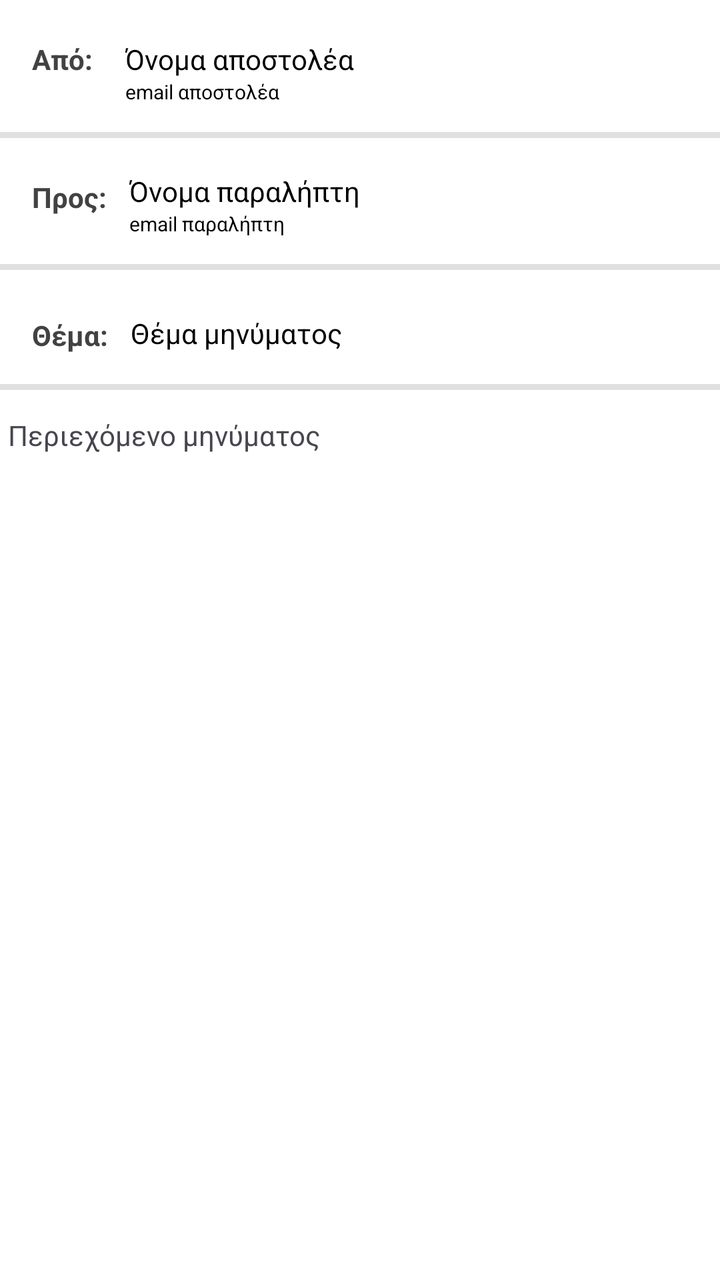
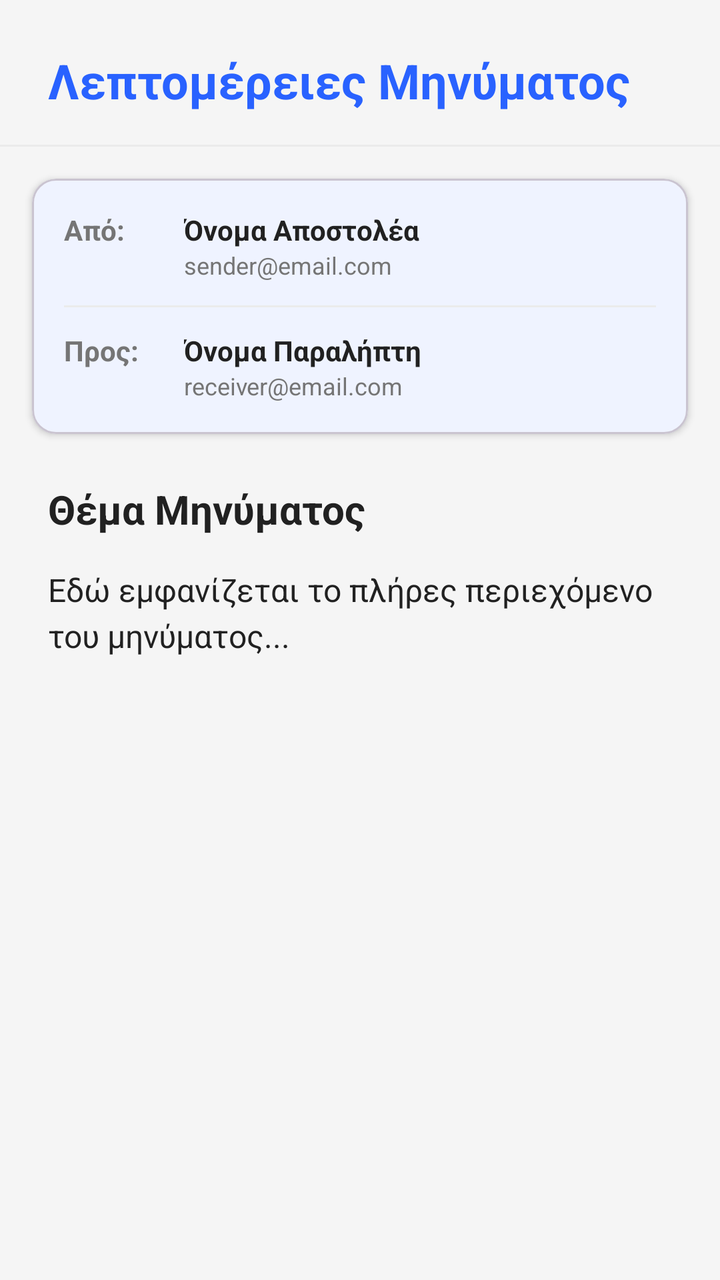

An Android layout rendered at two revisions. The XML below is the earlier revision; the diff shows what the commit changed to produce the second picture.
<!-- AndroidManifest.xml: application theme Theme.Team21 -->
<!-- res/layout/activity_email_details.xml -->
<?xml version="1.0" encoding="utf-8"?>
<androidx.constraintlayout.widget.ConstraintLayout
    xmlns:android="http://schemas.android.com/apk/res/android"
    xmlns:tools="http://schemas.android.com/tools"
    xmlns:app="http://schemas.android.com/apk/res-auto"
    android:id="@+id/EmailDetails"
    android:layout_width="match_parent"
    android:layout_height="match_parent"
    tools:context=".view.contact.EmailDetailsActivity">

    <TextView
        android:id="@+id/txtEmailFrom2"
        android:layout_width="wrap_content"
        android:layout_height="wrap_content"
        android:layout_marginStart="16dp"
        android:layout_marginTop="55dp"
        android:text="Από: "
        android:textColor="#424242"
        android:textStyle="bold"
        app:layout_constraintStart_toStartOf="parent"
        app:layout_constraintTop_toTopOf="parent" />

    <TextView
        android:id="@+id/txtEmailSenderName2"
        android:layout_width="wrap_content"
        android:layout_height="wrap_content"
        android:layout_marginStart="13dp"
        android:layout_marginTop="55dp"
        android:text="Όνομα αποστολέα"
        android:textColor="#000000"
        app:layout_constraintStart_toEndOf="@+id/txtEmailDetailsFrom"
        app:layout_constraintTop_toTopOf="parent" />

    <TextView
        android:id="@+id/txtEmailSenderEmail2"
        android:layout_width="wrap_content"
        android:layout_height="13dp"
        android:layout_marginStart="13dp"
        android:text="email αποστολέα"
        android:textColor="#000000"
        android:textSize="10sp"
        app:layout_constraintStart_toEndOf="@+id/txtEmailDetailsFrom"
        app:layout_constraintTop_toBottomOf="@+id/txtEmailDetailsSenderName" />

    <View
        android:id="@+id/view4"
        android:layout_width="wrap_content"
        android:layout_height="3dp"
        android:layout_marginTop="14dp"
        android:background="#E0E0E0"
        app:layout_constraintTop_toBottomOf="@+id/txtEmailDetailsSenderEmail"
        tools:layout_editor_absoluteX="0dp" />

    <EditText
        android:id="@+id/edtEmailReceiver2"
        android:layout_width="335dp"
        android:layout_height="38dp"
        android:layout_marginStart="13dp"
        android:layout_marginTop="27dp"
        android:ems="10"
        android:hint="Διεύθυνση παραλήπτη"
        android:inputType="text"
        android:textColor="#000000"
        android:textSize="14sp"
        app:layout_constraintStart_toEndOf="@+id/txtEmailDetailsReceiver"
        app:layout_constraintTop_toBottomOf="@+id/txtEmailDetailsSenderEmail" />

    <TextView
        android:id="@+id/txtEmailReceiver2"
        android:layout_width="wrap_content"
        android:layout_height="wrap_content"
        android:layout_marginStart="16dp"
        android:layout_marginTop="50dp"
        android:text="Προς: "
        android:textColor="#424242"
        android:textStyle="bold"
        app:layout_constraintStart_toStartOf="parent"
        app:layout_constraintTop_toBottomOf="@+id/txtEmailDetailsFrom" />

    <View
        android:id="@+id/view5"
        android:layout_width="wrap_content"
        android:layout_height="3dp"
        android:layout_marginTop="14dp"
        android:background="#E0E0E0"
        app:layout_constraintTop_toBottomOf="@+id/edtEmailDetailsReceiver"
        tools:layout_editor_absoluteX="0dp" />

    <TextView
        android:id="@+id/txtEmailSendSubject2"
        android:layout_width="wrap_content"
        android:layout_height="wrap_content"
        android:layout_marginStart="16dp"
        android:layout_marginTop="50dp"
        android:text="Θέμα: "
        android:textColor="#424242"
        android:textStyle="bold"
        app:layout_constraintStart_toStartOf="parent"
        app:layout_constraintTop_toBottomOf="@+id/txtEmailDetailsReceiver" />

    <EditText
        android:id="@+id/edtEmailSubject2"
        android:layout_width="335dp"
        android:layout_height="38dp"
        android:layout_marginStart="13dp"
        android:layout_marginTop="27dp"
        android:ems="10"
        android:hint="Θέμα μηνύματος"
        android:inputType="text"
        android:textColor="#000000"
        android:textSize="14sp"
        app:layout_constraintStart_toEndOf="@+id/txtEmailDetailsEmailSubject"
        app:layout_constraintTop_toBottomOf="@+id/edtEmailDetailsReceiver" />

    <EditText
        android:id="@+id/edtEmailBody2"
        android:layout_width="400dp"
        android:layout_height="wrap_content"
        android:layout_marginTop="8dp"
        android:background="@null"
        android:ems="10"
        android:gravity="start|top"
        android:hint="Συμπληρώστε το μήνυμα"
        android:inputType="textMultiLine"
        android:textColor="#000000"
        android:textSize="16sp"
        app:layout_constraintEnd_toEndOf="parent"
        app:layout_constraintStart_toStartOf="@+id/textInputLayout"
        app:layout_constraintTop_toBottomOf="@+id/view3EmailDetails" />

    <androidx.constraintlayout.widget.ConstraintLayout
        android:id="@+id/viewEmailCompsition"
        android:layout_width="match_parent"
        android:layout_height="match_parent"
        android:background="#FFFFFF"
        tools:context=".view.user.EmailCompositionActivity"
        tools:layout_editor_absoluteX="16dp"
        tools:layout_editor_absoluteY="-16dp">

        <TextView
            android:id="@+id/txtEmailDetailsFrom"
            android:layout_width="wrap_content"
            android:layout_height="wrap_content"
            android:layout_marginStart="16dp"
            android:layout_marginTop="20dp"
            android:text="Από: "
            android:textColor="#424242"
            android:textStyle="bold"
            app:layout_constraintStart_toStartOf="parent"
            app:layout_constraintTop_toTopOf="parent" />

        <TextView
            android:id="@+id/txtEmailDetailsReceiver"
            android:layout_width="wrap_content"
            android:layout_height="wrap_content"
            android:layout_marginStart="16dp"
            android:layout_marginTop="50dp"
            android:text="Προς: "
            android:textColor="#424242"
            android:textStyle="bold"
            app:layout_constraintStart_toStartOf="parent"
            app:layout_constraintTop_toBottomOf="@+id/txtEmailDetailsFrom" />

        <TextView
            android:id="@+id/txtEmailDetailsEmailSubject"
            android:layout_width="wrap_content"
            android:layout_height="wrap_content"
            android:layout_marginStart="16dp"
            android:layout_marginTop="50dp"
            android:text="Θέμα: "
            android:textColor="#424242"
            android:textStyle="bold"
            app:layout_constraintStart_toStartOf="parent"
            app:layout_constraintTop_toBottomOf="@+id/txtEmailDetailsReceiver" />

        <TextView
            android:id="@+id/txtEmailDetailsSenderName"
            android:layout_width="wrap_content"
            android:layout_height="wrap_content"
            android:layout_marginStart="13dp"
            android:layout_marginTop="20dp"
            android:text="Όνομα αποστολέα"
            android:textColor="#000000"
            app:layout_constraintStart_toEndOf="@+id/txtEmailDetailsFrom"
            app:layout_constraintTop_toTopOf="parent" />

        <TextView
            android:id="@+id/txtEmailDetailsReceiverName"
            android:layout_width="wrap_content"
            android:layout_height="wrap_content"
            android:layout_marginStart="8dp"
            android:layout_marginTop="17dp"
            android:text="Όνομα παραλήπτη"
            android:textColor="#000000"
            app:layout_constraintStart_toEndOf="@+id/txtEmailDetailsReceiver"
            app:layout_constraintTop_toBottomOf="@+id/viewEmailDetails" />

        <TextView
            android:id="@+id/txtEmailDetailsEmailSubjectValue"
            android:layout_width="wrap_content"
            android:layout_height="wrap_content"
            android:layout_marginStart="8dp"
            android:layout_marginTop="22dp"
            android:text="Θέμα μηνύματος"
            android:textColor="#000000"
            app:layout_constraintStart_toEndOf="@+id/txtEmailDetailsEmailSubject"
            app:layout_constraintTop_toBottomOf="@+id/view2EmailDetails" />

        <TextView
            android:id="@+id/txtEmailDetailsSenderEmail"
            android:layout_width="wrap_content"
            android:layout_height="13dp"
            android:layout_marginStart="13dp"
            android:text="email αποστολέα"
            android:textColor="#000000"
            android:textSize="10sp"
            app:layout_constraintStart_toEndOf="@+id/txtEmailDetailsFrom"
            app:layout_constraintTop_toBottomOf="@+id/txtEmailDetailsSenderName" />

        <TextView
            android:id="@+id/txtEmailDetailsReceiverEmail"
            android:layout_width="wrap_content"
            android:layout_height="13dp"
            android:layout_marginStart="8dp"
            android:text="email παραλήπτη"
            android:textColor="#000000"
            android:textSize="10sp"
            app:layout_constraintStart_toEndOf="@+id/txtEmailDetailsReceiver"
            app:layout_constraintTop_toBottomOf="@+id/txtEmailDetailsReceiverName" />

        <View
            android:id="@+id/viewEmailDetails"
            android:layout_width="wrap_content"
            android:layout_height="3dp"
            android:layout_marginTop="14dp"
            android:background="#E0E0E0"
            app:layout_constraintTop_toBottomOf="@+id/txtEmailDetailsSenderEmail"
            tools:layout_editor_absoluteX="0dp" />

        <View
            android:id="@+id/view2EmailDetails"
            android:layout_width="wrap_content"
            android:layout_height="3dp"
            android:layout_marginTop="14dp"
            android:background="#E0E0E0"
            app:layout_constraintTop_toBottomOf="@+id/txtEmailDetailsReceiverEmail"
            tools:layout_editor_absoluteX="0dp" />

        <View
            android:id="@+id/view3EmailDetails"
            android:layout_width="wrap_content"
            android:layout_height="3dp"
            android:layout_marginTop="16dp"
            android:background="#E0E0E0"
            app:layout_constraintTop_toBottomOf="@+id/txtEmailDetailsEmailSubjectValue"
            tools:layout_editor_absoluteX="0dp" />

        <com.google.android.material.textfield.TextInputLayout
            android:id="@+id/textInputLayout"
            android:layout_width="409dp"
            android:layout_height="wrap_content"
            tools:layout_editor_absoluteX="1dp"
            tools:layout_editor_absoluteY="449dp" />

        <TextView
            android:id="@+id/txtEmailDetailsEmailBody"
            android:layout_width="wrap_content"
            android:layout_height="wrap_content"
            android:layout_marginStart="4dp"
            android:layout_marginTop="13dp"
            android:text="Περιεχόμενο μηνύματος"
            app:layout_constraintStart_toStartOf="parent"
            app:layout_constraintTop_toBottomOf="@+id/view3EmailDetails" />

    </androidx.constraintlayout.widget.ConstraintLayout>
</androidx.constraintlayout.widget.ConstraintLayout>
<!-- resources referenced by this layout -->
<resources>
  <style name="Theme.Team21" parent="Base.Theme.Team21" />
  <style name="Base.Theme.Team21" parent="Theme.Material3.DayNight.NoActionBar">
  
          
          <item name="android:windowBackground">@color/bg_light</item>
          <item name="colorSurface">@color/card_light</item>
          <item name="colorSurfaceVariant">@color/input_bg_light</item>
  
          
          <item name="colorOnSurface">@color/text_dark</item>
          <item name="colorOnSurfaceVariant">@color/text_muted_light</item>
  
          <item name="colorOnPrimary">@color/white</item>
  
          
          <item name="colorPrimary">@color/eshop_primary</item>
          <item name="colorSecondary">@color/eshop_accent</item>
  
          <item name="colorError">@color/error_red_light</item>
  
          
          <item name="android:statusBarColor">@color/bg_light</item>
          <item name="android:windowLightStatusBar">true</item>
  
          
          <item name="colorFilterActive">@color/filter_active_light</item>
          <item name="colorFilterUnselected">@color/filter_bg_unselected_light</item>
  
          
          <item name="colorMenuButton">@color/teal_menu_light</item>
      </style>
  <color name="bg_light">#F5F5F5</color>
  <color name="card_light">#FFFFFF</color>
  <color name="input_bg_light">#EBEBEB</color>
  <color name="text_dark">#212121</color>
  <color name="text_muted_light">#757575</color>
  <color name="white">#FFFFFFFF</color>
  <color name="eshop_primary">#2962FF</color>
  <color name="eshop_accent">#FF6D00</color>
  <color name="error_red_light">#D32F2F</color>
  <color name="filter_active_light">#2962FF</color>
  <color name="filter_bg_unselected_light">#E0E0E0</color>
  <color name="teal_menu_light">#009688</color>
</resources>

<!-- the commit's change to res/layout/activity_email_details.xml (unified diff, before → after) -->
@@ -1,276 +1,163 @@
 <?xml version="1.0" encoding="utf-8"?>
-<androidx.constraintlayout.widget.ConstraintLayout
-    xmlns:android="http://schemas.android.com/apk/res/android"
+<androidx.constraintlayout.widget.ConstraintLayout xmlns:android="http://schemas.android.com/apk/res/android"
+    xmlns:app="http://schemas.android.com/apk/res-auto"
     xmlns:tools="http://schemas.android.com/tools"
-    xmlns:app="http://schemas.android.com/apk/res-auto"
     android:id="@+id/EmailDetails"
     android:layout_width="match_parent"
     android:layout_height="match_parent"
-    tools:context=".view.contact.EmailDetailsActivity">
+    android:background="?android:attr/windowBackground"
+    tools:context=".view.contact.emailDetails.EmailDetailsActivity">
 
+    
     <TextView
-        android:id="@+id/txtEmailFrom2"
-        android:layout_width="wrap_content"
+        android:id="@+id/txtEmailDetailsHeader"
+        android:layout_width="match_parent"
         android:layout_height="wrap_content"
-        android:layout_marginStart="16dp"
-        android:layout_marginTop="55dp"
-        android:text="Από: "
-        android:textColor="#424242"
+        android:layout_marginTop="24dp"
+        android:paddingHorizontal="24dp"
+        android:text="Λεπτομέρειες Μηνύματος"
+        android:textColor="?attr/colorPrimary"
+        android:textSize="24sp"
         android:textStyle="bold"
-        app:layout_constraintStart_toStartOf="parent"
         app:layout_constraintTop_toTopOf="parent" />
 
+    <View
+        android:id="@+id/headerDivider"
+        android:layout_width="match_parent"
+        android:layout_height="1dp"
+        android:layout_marginTop="16dp"
+        android:background="?attr/colorSurfaceVariant"
+        app:layout_constraintTop_toBottomOf="@+id/txtEmailDetailsHeader" />
+
+    
+    <com.google.android.material.card.MaterialCardView
+        android:id="@+id/cardEmailMeta"
+        android:layout_width="match_parent"
+        android:layout_height="wrap_content"
+        android:layout_marginHorizontal="16dp"
+        android:layout_marginTop="16dp"
+        app:cardBackgroundColor="?attr/colorSurface"
+        app:cardCornerRadius="12dp"
+        app:cardElevation="2dp"
+        app:layout_constraintTop_toBottomOf="@+id/headerDivider">
+
+        <LinearLayout
+            android:layout_width="match_parent"
+            android:layout_height="wrap_content"
+            android:orientation="vertical"
+            android:padding="16dp">
+
+            
+            <LinearLayout
+                android:layout_width="match_parent"
+                android:layout_height="wrap_content"
+                android:orientation="horizontal">
+
+                <TextView
+                    android:layout_width="60dp"
+                    android:layout_height="wrap_content"
+                    android:text="Από:"
+                    android:textColor="?attr/colorOnSurfaceVariant"
+                    android:textStyle="bold" />
+
+                <LinearLayout
+                    android:layout_width="match_parent"
+                    android:layout_height="wrap_content"
+                    android:orientation="vertical">
+
+                    <TextView
+                        android:id="@+id/txtEmailDetailsSenderName"
+                        android:layout_width="wrap_content"
+                        android:layout_height="wrap_content"
+                        android:text="Όνομα Αποστολέα"
+                        android:textColor="?attr/colorOnSurface"
+                        android:textStyle="bold" />
+
+                    <TextView
+                        android:id="@+id/txtEmailDetailsSenderEmail"
+                        android:layout_width="wrap_content"
+                        android:layout_height="wrap_content"
+                        android:text="sender@email.com"
+                        android:textColor="?attr/colorOnSurfaceVariant"
+                        android:textSize="12sp" />
+                </LinearLayout>
+            </LinearLayout>
+
+            <View
+                android:layout_width="match_parent"
+                android:layout_height="1dp"
+                android:layout_marginVertical="12dp"
+                android:background="?attr/colorSurfaceVariant" />
+
+            
+            <LinearLayout
+                android:layout_width="match_parent"
+                android:layout_height="wrap_content"
+                android:orientation="horizontal">
+
+                <TextView
+                    android:layout_width="60dp"
+                    android:layout_height="wrap_content"
+                    android:text="Προς:"
+                    android:textColor="?attr/colorOnSurfaceVariant"
+                    android:textStyle="bold" />
+
+                <LinearLayout
+                    android:layout_width="match_parent"
+                    android:layout_height="wrap_content"
+                    android:orientation="vertical">
+
+                    <TextView
+                        android:id="@+id/txtEmailDetailsReceiverName"
+                        android:layout_width="wrap_content"
+                        android:layout_height="wrap_content"
+                        android:text="Όνομα Παραλήπτη"
+                        android:textColor="?attr/colorOnSurface"
+                        android:textStyle="bold" />
+
+                    <TextView
+                        android:id="@+id/txtEmailDetailsReceiverEmail"
+                        android:layout_width="wrap_content"
+                        android:layout_height="wrap_content"
+                        android:text="receiver@email.com"
+                        android:textColor="?attr/colorOnSurfaceVariant"
+                        android:textSize="12sp" />
+                </LinearLayout>
+            </LinearLayout>
+
+        </LinearLayout>
+    </com.google.android.material.card.MaterialCardView>
+
+    
     <TextView
-        android:id="@+id/txtEmailSenderName2"
-        android:layout_width="wrap_content"
+        android:id="@+id/txtEmailDetailsEmailSubjectValue"
+        android:layout_width="match_parent"
         android:layout_height="wrap_content"
-        android:layout_marginStart="13dp"
-        android:layout_marginTop="55dp"
-        android:text="Όνομα αποστολέα"
-        android:textColor="#000000"
-        app:layout_constraintStart_toEndOf="@+id/txtEmailDetailsFrom"
-        app:layout_constraintTop_toTopOf="parent" />
+        android:layout_marginHorizontal="24dp"
+        android:layout_marginTop="24dp"
+        android:text="Θέμα Μηνύματος"
+        android:textColor="?attr/colorOnSurface"
+        android:textSize="20sp"
+        android:textStyle="bold"
+        app:layout_constraintTop_toBottomOf="@+id/cardEmailMeta" />
 
-    <TextView
-        android:id="@+id/txtEmailSenderEmail2"
-        android:layout_width="wrap_content"
-        android:layout_height="13dp"
-        android:layout_marginStart="13dp"
-        android:text="email αποστολέα"
-        android:textColor="#000000"
-        android:textSize="10sp"
-        app:layout_constraintStart_toEndOf="@+id/txtEmailDetailsFrom"
-        app:layout_constraintTop_toBottomOf="@+id/txtEmailDetailsSenderName" />
-
-    <View
-        android:id="@+id/view4"
-        android:layout_width="wrap_content"
-        android:layout_height="3dp"
-        android:layout_marginTop="14dp"
-        android:background="#E0E0E0"
-        app:layout_constraintTop_toBottomOf="@+id/txtEmailDetailsSenderEmail"
-        tools:layout_editor_absoluteX="0dp" />
-
-    <EditText
-        android:id="@+id/edtEmailReceiver2"
-        android:layout_width="335dp"
-        android:layout_height="38dp"
-        android:layout_marginStart="13dp"
-        android:layout_marginTop="27dp"
-        android:ems="10"
-        android:hint="Διεύθυνση παραλήπτη"
-        android:inputType="text"
-        android:textColor="#000000"
-        android:textSize="14sp"
-        app:layout_constraintStart_toEndOf="@+id/txtEmailDetailsReceiver"
-        app:layout_constraintTop_toBottomOf="@+id/txtEmailDetailsSenderEmail" />
-
-    <TextView
-        android:id="@+id/txtEmailReceiver2"
-        android:layout_width="wrap_content"
-        android:layout_height="wrap_content"
-        android:layout_marginStart="16dp"
-        android:layout_marginTop="50dp"
-        android:text="Προς: "
-        android:textColor="#424242"
-        android:textStyle="bold"
-        app:layout_constraintStart_toStartOf="parent"
-        app:layout_constraintTop_toBottomOf="@+id/txtEmailDetailsFrom" />
-
-    <View
-        android:id="@+id/view5"
-        android:layout_width="wrap_content"
-        android:layout_height="3dp"
-        android:layout_marginTop="14dp"
-        android:background="#E0E0E0"
-        app:layout_constraintTop_toBottomOf="@+id/edtEmailDetailsReceiver"
-        tools:layout_editor_absoluteX="0dp" />
-
-    <TextView
-        android:id="@+id/txtEmailSendSubject2"
-        android:layout_width="wrap_content"
-        android:layout_height="wrap_content"
-        android:layout_marginStart="16dp"
-        android:layout_marginTop="50dp"
-        android:text="Θέμα: "
-        android:textColor="#424242"
-        android:textStyle="bold"
-        app:layout_constraintStart_toStartOf="parent"
-        app:layout_constraintTop_toBottomOf="@+id/txtEmailDetailsReceiver" />
-
-    <EditText
-        android:id="@+id/edtEmailSubject2"
-        android:layout_width="335dp"
-        android:layout_height="38dp"
-        android:layout_marginStart="13dp"
-        android:layout_marginTop="27dp"
-        android:ems="10"
-        android:hint="Θέμα μηνύματος"
-        android:inputType="text"
-        android:textColor="#000000"
-        android:textSize="14sp"
-        app:layout_constraintStart_toEndOf="@+id/txtEmailDetailsEmailSubject"
-        app:layout_constraintTop_toBottomOf="@+id/edtEmailDetailsReceiver" />
-
-    <EditText
-        android:id="@+id/edtEmailBody2"
-        android:layout_width="400dp"
-        android:layout_height="wrap_content"
-        android:layout_marginTop="8dp"
-        android:background="@null"
-        android:ems="10"
-        android:gravity="start|top"
-        android:hint="Συμπληρώστε το μήνυμα"
-        android:inputType="textMultiLine"
-        android:textColor="#000000"
-        android:textSize="16sp"
-        app:layout_constraintEnd_toEndOf="parent"
-        app:layout_constraintStart_toStartOf="@+id/textInputLayout"
-        app:layout_constraintTop_toBottomOf="@+id/view3EmailDetails" />
-
-    <androidx.constraintlayout.widget.ConstraintLayout
-        android:id="@+id/viewEmailCompsition"
+    <ScrollView
         android:layout_width="match_parent"
-        android:layout_height="match_parent"
-        android:background="#FFFFFF"
-        tools:context=".view.user.EmailCompositionActivity"
-        tools:layout_editor_absoluteX="16dp"
-        tools:layout_editor_absoluteY="-16dp">
-
-        <TextView
-            android:id="@+id/txtEmailDetailsFrom"
-            android:layout_width="wrap_content"
-            android:layout_height="wrap_content"
-            android:layout_marginStart="16dp"
-            android:layout_marginTop="20dp"
-            android:text="Από: "
-            android:textColor="#424242"
-            android:textStyle="bold"
-            app:layout_constraintStart_toStartOf="parent"
-            app:layout_constraintTop_toTopOf="parent" />
-
-        <TextView
-            android:id="@+id/txtEmailDetailsReceiver"
-            android:layout_width="wrap_content"
-            android:layout_height="wrap_content"
-            android:layout_marginStart="16dp"
-            android:layout_marginTop="50dp"
-            android:text="Προς: "
-            android:textColor="#424242"
-            android:textStyle="bold"
-            app:layout_constraintStart_toStartOf="parent"
-            app:layout_constraintTop_toBottomOf="@+id/txtEmailDetailsFrom" />
-
-        <TextView
-            android:id="@+id/txtEmailDetailsEmailSubject"
-            android:layout_width="wrap_content"
-            android:layout_height="wrap_content"
-            android:layout_marginStart="16dp"
-            android:layout_marginTop="50dp"
-            android:text="Θέμα: "
-            android:textColor="#424242"
-            android:textStyle="bold"
-            app:layout_constraintStart_toStartOf="parent"
-            app:layout_constraintTop_toBottomOf="@+id/txtEmailDetailsReceiver" />
-
-        <TextView
-            android:id="@+id/txtEmailDetailsSenderName"
-            android:layout_width="wrap_content"
-            android:layout_height="wrap_content"
-            android:layout_marginStart="13dp"
-            android:layout_marginTop="20dp"
-            android:text="Όνομα αποστολέα"
-            android:textColor="#000000"
-            app:layout_constraintStart_toEndOf="@+id/txtEmailDetailsFrom"
-            app:layout_constraintTop_toTopOf="parent" />
-
-        <TextView
-            android:id="@+id/txtEmailDetailsReceiverName"
-            android:layout_width="wrap_content"
-            android:layout_height="wrap_content"
-            android:layout_marginStart="8dp"
-            android:layout_marginTop="17dp"
-            android:text="Όνομα παραλήπτη"
-            android:textColor="#000000"
-            app:layout_constraintStart_toEndOf="@+id/txtEmailDetailsReceiver"
-            app:layout_constraintTop_toBottomOf="@+id/viewEmailDetails" />
-
-        <TextView
-            android:id="@+id/txtEmailDetailsEmailSubjectValue"
-            android:layout_width="wrap_content"
-            android:layout_height="wrap_content"
-            android:layout_marginStart="8dp"
-            android:layout_marginTop="22dp"
-            android:text="Θέμα μηνύματος"
-            android:textColor="#000000"
-            app:layout_constraintStart_toEndOf="@+id/txtEmailDetailsEmailSubject"
-            app:layout_constraintTop_toBottomOf="@+id/view2EmailDetails" />
-
-        <TextView
-            android:id="@+id/txtEmailDetailsSenderEmail"
-            android:layout_width="wrap_content"
-            android:layout_height="13dp"
-            android:layout_marginStart="13dp"
-            android:text="email αποστολέα"
-            android:textColor="#000000"
-            android:textSize="10sp"
-            app:layout_constraintStart_toEndOf="@+id/txtEmailDetailsFrom"
-            app:layout_constraintTop_toBottomOf="@+id/txtEmailDetailsSenderName" />
-
-        <TextView
-            android:id="@+id/txtEmailDetailsReceiverEmail"
-            android:layout_width="wrap_content"
-            android:layout_height="13dp"
-            android:layout_marginStart="8dp"
-            android:text="email παραλήπτη"
-            android:textColor="#000000"
-            android:textSize="10sp"
-            app:layout_constraintStart_toEndOf="@+id/txtEmailDetailsReceiver"
-            app:layout_constraintTop_toBottomOf="@+id/txtEmailDetailsReceiverName" />
-
-        <View
-            android:id="@+id/viewEmailDetails"
-            android:layout_width="wrap_content"
-            android:layout_height="3dp"
-            android:layout_marginTop="14dp"
-            android:background="#E0E0E0"
-            app:layout_constraintTop_toBottomOf="@+id/txtEmailDetailsSenderEmail"
-            tools:layout_editor_absoluteX="0dp" />
-
-        <View
-            android:id="@+id/view2EmailDetails"
-            android:layout_width="wrap_content"
-            android:layout_height="3dp"
-            android:layout_marginTop="14dp"
-            android:background="#E0E0E0"
-            app:layout_constraintTop_toBottomOf="@+id/txtEmailDetailsReceiverEmail"
-            tools:layout_editor_absoluteX="0dp" />
-
-        <View
-            android:id="@+id/view3EmailDetails"
-            android:layout_width="wrap_content"
-            android:layout_height="3dp"
-            android:layout_marginTop="16dp"
-            android:background="#E0E0E0"
-            app:layout_constraintTop_toBottomOf="@+id/txtEmailDetailsEmailSubjectValue"
-            tools:layout_editor_absoluteX="0dp" />
-
-        <com.google.android.material.textfield.TextInputLayout
-            android:id="@+id/textInputLayout"
-            android:layout_width="409dp"
-            android:layout_height="wrap_content"
-            tools:layout_editor_absoluteX="1dp"
-            tools:layout_editor_absoluteY="449dp" />
+        android:layout_height="0dp"
+        android:layout_marginTop="16dp"
+        android:layout_marginBottom="16dp"
+        app:layout_constraintBottom_toBottomOf="parent"
+        app:layout_constraintTop_toBottomOf="@+id/txtEmailDetailsEmailSubjectValue">
 
         <TextView
             android:id="@+id/txtEmailDetailsEmailBody"
-            android:layout_width="wrap_content"
+            android:layout_width="match_parent"
             android:layout_height="wrap_content"
-            android:layout_marginStart="4dp"
-            android:layout_marginTop="13dp"
-            android:text="Περιεχόμενο μηνύματος"
-            app:layout_constraintStart_toStartOf="parent"
-            app:layout_constraintTop_toBottomOf="@+id/view3EmailDetails" />
+            android:paddingHorizontal="24dp"
+            android:text="Εδώ εμφανίζεται το πλήρες περιεχόμενο του μηνύματος..."
+            android:textColor="?attr/colorOnSurface"
+            android:textSize="16sp"
+            android:lineSpacingExtra="4dp" />
+    </ScrollView>
 
-    </androidx.constraintlayout.widget.ConstraintLayout>
 </androidx.constraintlayout.widget.ConstraintLayout>
